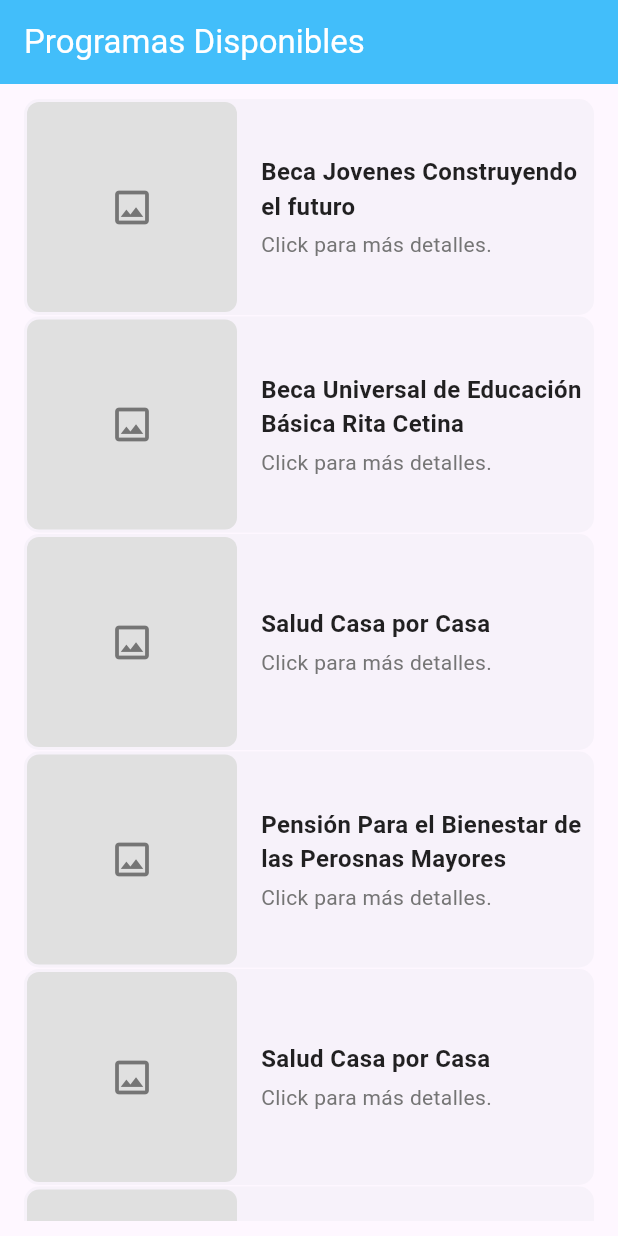
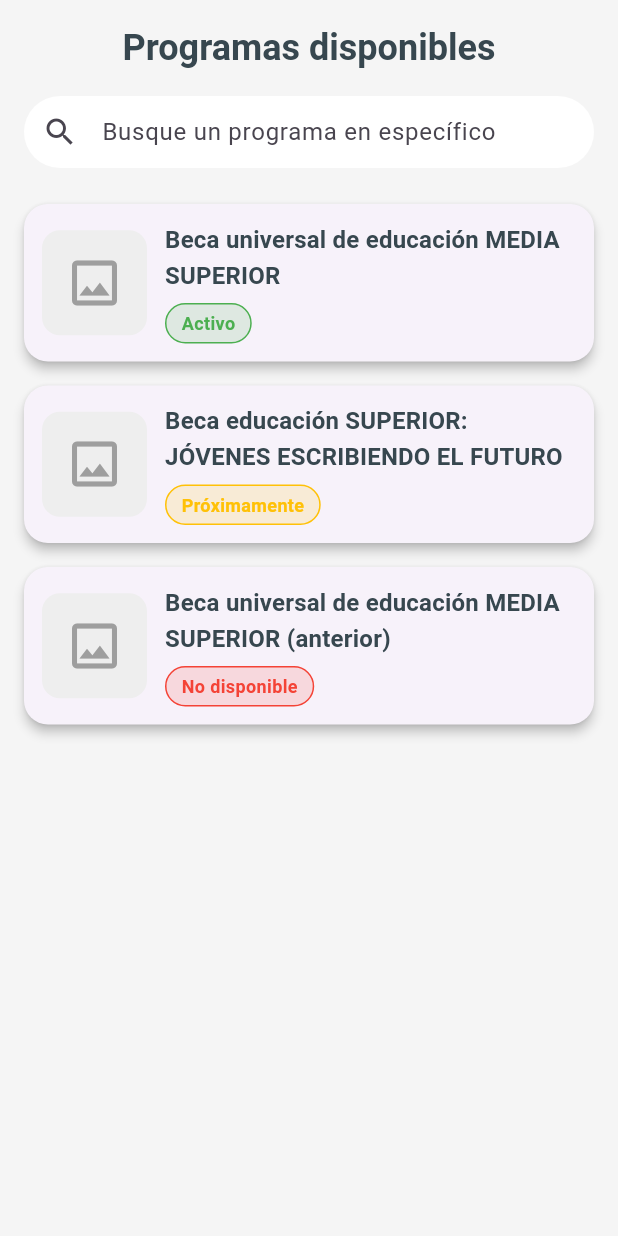
Before and after one commit to ErubielFlota/hackatonGit, a Flutter app: the PrincipalPage screen opened directly, on a phone screen of 412 x 824 dp. Run offline on Flutter 3.47's test engine with Material 3 defaults, Android fonts, the phone set to English and light mode, and no system bars; our stand-ins replace firebase_core, google_nav_bar; accounts and stored records are empty.

Commit message:
cambios de diseno en home_page_content.dart

```diff
--- a/lib/home_page_content.dart
+++ b/lib/home_page_content.dart
@@ -1,114 +1,213 @@
-// ESTA PAGINA O VISTA LA USARÉ PARA MOSTRAR LA LISTA DE ELEMENTOS DISPONIBLES
 import 'package:flutter/material.dart';
+import 'package:intl/intl.dart'; // Asegúrate de tenerlo en pubspec.yaml
 
+// MODELO DE PROGRAMA
+class Programa {
+  final String nombre;
+  final DateTime inicio;
+  final DateTime fin;
 
-class Programas {
-  final String nombre;
-  final String desc;
+  Programa({
+    required this.nombre,
+    required this.inicio,
+    required this.fin,
+  });
 
-  const Programas({required this.nombre, required this.desc});
+  // Determinar estado según fechas
+  String estadoActual() {
+    final ahora = DateTime.now();
+    if (ahora.isBefore(inicio)) return 'Próximamente';
+    if (ahora.isAfter(fin)) return 'Finalizado';
+    return 'Activo';
+  }
 }
 
-class PrincipalPage extends StatelessWidget {
+// PÁGINA PRINCIPAL
+class PrincipalPage extends StatefulWidget {
   const PrincipalPage({super.key});
 
-  // Lista de datos de ejemplo para simular los elementos de la lista
-  final List<Programas> programastList = const [
-    Programas(nombre: 'Beca Jovenes Construyendo el futuro', desc: 'Click para más detalles.'),
-    Programas(nombre: 'Beca Universal de Educación Básica Rita Cetina', desc: 'Click para más detalles.'),
-    Programas(nombre: 'Salud Casa por Casa', desc: 'Click para más detalles.'),
-    Programas(nombre: 'Pensión Para el Bienestar de las Perosnas Mayores', desc: 'Click para más detalles.'),
-    Programas(nombre: 'Salud Casa por Casa', desc: 'Click para más detalles.'),
-    Programas(nombre: 'Pensión Para el Bienestar de las Perosnas Mayores', desc: 'Click para más detalles.'),
-    Programas(nombre: 'Salud Casa por Casa', desc: 'Click para más detalles.'),
-    Programas(nombre: 'Pensión Para el Bienestar de las Perosnas Mayores', desc: 'Click para más detalles.'),
-    Programas(nombre: 'Salud Casa por Casa', desc: 'Click para más detalles.'),
-    Programas(nombre: 'Pensión Para el Bienestar de las Perosnas Mayores', desc: 'Click para más detalles.')
+  @override
+  State<PrincipalPage> createState() => _PrincipalPageState();
+}
 
+class _PrincipalPageState extends State<PrincipalPage> {
+  String filtro = '';
+
+  // Lista de programas con fechas simuladas
+  final List<Programa> programas = [
+    Programa(
+      nombre: 'Beca universal de educación MEDIA SUPERIOR',
+      inicio: DateTime(2025, 1, 1),
+      fin: DateTime(2025, 12, 31),
+    ),
+    Programa(
+      nombre: 'Beca educación SUPERIOR: JÓVENES ESCRIBIENDO EL FUTURO',
+      inicio: DateTime(2025, 12, 15),
+      fin: DateTime(2026, 6, 30),
+    ),
+    Programa(
+      nombre: 'Beca universal de educación MEDIA SUPERIOR (anterior)',
+      inicio: DateTime(2023, 1, 1),
+      fin: DateTime(2023, 12, 31),
+    ),
   ];
+
+  // Filtrado dinámico
+  List<Programa> get programasFiltrados => programas
+      .where((p) => p.nombre.toLowerCase().contains(filtro.toLowerCase()))
+      .toList();
 
   @override
   Widget build(BuildContext context) {
-
-    // mi contenedor principal es un Scaffold
     return Scaffold(
-
-
-      appBar: AppBar(
-        title: const Text('Programas Disponibles'),
-        automaticallyImplyLeading: false,
-        backgroundColor: Colors.lightBlueAccent, // Color fondo
-        foregroundColor: Colors.white, // Color texto
-        elevation: 1,
-      ),
-
-      // defino el cuerpo que tendrá la lista
-      body: Padding(
-        padding: const EdgeInsets.symmetric(vertical: 10.0, horizontal: 16.0),
-        child: ListView.builder(
-
-          itemCount: programastList.length,
-          itemBuilder: (context, index) {
-            final program = programastList[index];
-
-            // con card se hace el diseño de los elementos de las listas
-            return Card(
-              margin: const EdgeInsets.only(bottom: 1.0),
-              elevation: 0,
-              shape: RoundedRectangleBorder(
-                borderRadius: BorderRadius.circular(10), // por si quiero redondear
-              ),
+      backgroundColor: Colors.grey[100],
+      body: SafeArea(
         child: Padding(
-                padding: const EdgeInsets.all(2.0),
-                child: Row(
-                  crossAxisAlignment: CrossAxisAlignment.center,
-                  children: <Widget>[
-                    // 1. Imagen Placeholder para simular foto, luego cambiar a url
-
-                    Container(
-                      width: 140,
-                      height: 140,
-                      decoration: BoxDecoration(
-                        color: Colors.grey[300], // Fondo gris
-                        borderRadius: BorderRadius.circular(8),
-                      ),
-                      child: Icon(
-                        Icons.image_outlined,
-                        color: Colors.grey[600],
-                        size: 30,
+          padding: const EdgeInsets.all(16),
+          child: Column(
+            crossAxisAlignment: CrossAxisAlignment.start,
+            children: [
+              // 🟦 Título principal
+              Center(
+                child: Text(
+                  'Programas disponibles',
+                  style: Theme.of(context).textTheme.headlineSmall?.copyWith(
+                        fontWeight: FontWeight.bold,
+                        color: Colors.blueGrey[800],
                       ),
                 ),
+              ),
+              const SizedBox(height: 16),
 
-                    // espacio entre la imagen y el texto
-                    const SizedBox(width: 16.0),
+              // 🔍 Barra de búsqueda moderna
+              TextField(
+                decoration: InputDecoration(
+                  hintText: 'Busque un programa en específico',
+                  prefixIcon: const Icon(Icons.search),
+                  filled: true,
+                  fillColor: Colors.white,
+                  contentPadding: const EdgeInsets.symmetric(
+                      vertical: 12, horizontal: 16),
+                  border: OutlineInputBorder(
+                    borderRadius: BorderRadius.circular(24),
+                    borderSide: BorderSide.none,
+                  ),
+                ),
+                onChanged: (query) {
+                  setState(() => filtro = query);
+                },
+              ),
+              const SizedBox(height: 16),
 
-                    //sección de Título y Subtítulo
+              // 🧩 Lista de programas animada
+              Expanded(
+                child: AnimatedSwitcher(
+                  duration: const Duration(milliseconds: 400),
+                  child: programasFiltrados.isEmpty
+                      ? const Center(
+                          child: Text(
+                            'No se encontraron programas.',
+                            style: TextStyle(color: Colors.black54),
+                          ),
+                        )
+                      : ListView.builder(
+                          key: ValueKey(filtro),
+                          itemCount: programasFiltrados.length,
+                          itemBuilder: (context, index) {
+                            final programa = programasFiltrados[index];
+                            return AnimatedContainer(
+                              duration: const Duration(milliseconds: 300),
+                              curve: Curves.easeInOut,
+                              child: ProgramaCard(programa: programa),
+                            );
+                          },
+                        ),
+                ),
+              ),
+            ],
+          ),
+        ),
+      ),
+    );
+  }
+}
+
+// TARJETA INDIVIDUAL DE PROGRAMA
+class ProgramaCard extends StatelessWidget {
+  final Programa programa;
+  const ProgramaCard({super.key, required this.programa});
+
+  @override
+  Widget build(BuildContext context) {
+    final estado = programa.estadoActual();
+    final colorEstado = switch (estado) {
+      'Activo' => Colors.green,
+      'Próximamente' => Colors.amber,
+      _ => Colors.red,
+    };
+
+    final etiqueta = switch (estado) {
+      'Activo' => 'Activo',
+      'Próximamente' => 'Próximamente',
+      _ => 'No disponible',
+    };
+
+    return Card(
+      elevation: 3,
+      margin: const EdgeInsets.symmetric(vertical: 8),
+      shape: RoundedRectangleBorder(borderRadius: BorderRadius.circular(16)),
+      child: Padding(
+        padding: const EdgeInsets.all(12),
+        child: Row(
+          children: [
+            // 🖼️ Placeholder temporal (sin imagen aún)
+            Container(
+              width: 70,
+              height: 70,
+              decoration: BoxDecoration(
+                color: Colors.grey[200],
+                borderRadius: BorderRadius.circular(12),
+              ),
+              child: const Icon(
+                Icons.image_outlined,
+                color: Colors.grey,
+                size: 40,
+              ),
+            ),
+            const SizedBox(width: 12),
+
+            // 🧾 Texto + burbuja de estado
             Expanded(
               child: Column(
                 crossAxisAlignment: CrossAxisAlignment.start,
-                        mainAxisAlignment: MainAxisAlignment.center,
-                        children: <Widget>[
-                          // Nombre del programa
+                children: [
                   Text(
-                            program.nombre,
-                            style: const TextStyle(
-                              fontSize: 16,
+                    programa.nombre,
+                    style: Theme.of(context).textTheme.titleMedium?.copyWith(
+                          color: Colors.blueGrey[800],
+                          fontWeight: FontWeight.w600,
+                        ),
+                  ),
+                  const SizedBox(height: 6),
+                  Align(
+                    alignment: Alignment.centerLeft,
+                    child: Container(
+                      decoration: BoxDecoration(
+                        color: colorEstado.withOpacity(0.15),
+                        border: Border.all(color: colorEstado),
+                        borderRadius: BorderRadius.circular(20),
+                      ),
+                      padding: const EdgeInsets.symmetric(
+                          horizontal: 10, vertical: 4),
+                      child: Text(
+                        etiqueta,
+                        style: TextStyle(
+                          color: colorEstado,
                           fontWeight: FontWeight.bold,
-                              color: Colors.black87,
+                          fontSize: 12,
                         ),
-                            overflow: TextOverflow.ellipsis,
-                            maxLines: 2, // Permite más de una línea para el título si es largo
                       ),
-
-                          // texto de descripcion
-                          const SizedBox(height: 4.0),
-                          Text(
-                            program.desc,
-                            style: TextStyle(
-                              fontSize: 14,
-                              color: Colors.grey[600],
                     ),
-                            overflow: TextOverflow.ellipsis,
                   ),
                 ],
               ),
@@ -117,9 +216,5 @@ class PrincipalPage extends StatelessWidget {
         ),
       ),
     );
-          },
-        ),
-      ),
-    );
   }
 }
--- a/pubspec.yaml
+++ b/pubspec.yaml
@@ -33,7 +33,9 @@ dependencies:
   firebase_auth: ^6.1.1
   flutter:
     sdk: flutter
+  intl: ^0.19.0
   google_nav_bar: ^5.0.7
+
 
 dev_dependencies:
 
```
Also changed, not shown: assets/image.png (added), assets/logo.png (added), assets/logo_app.jpg (added), assets/logo_app.png (added), pubspec.lock. Lines whose indentation alone changed are shown as unchanged.
